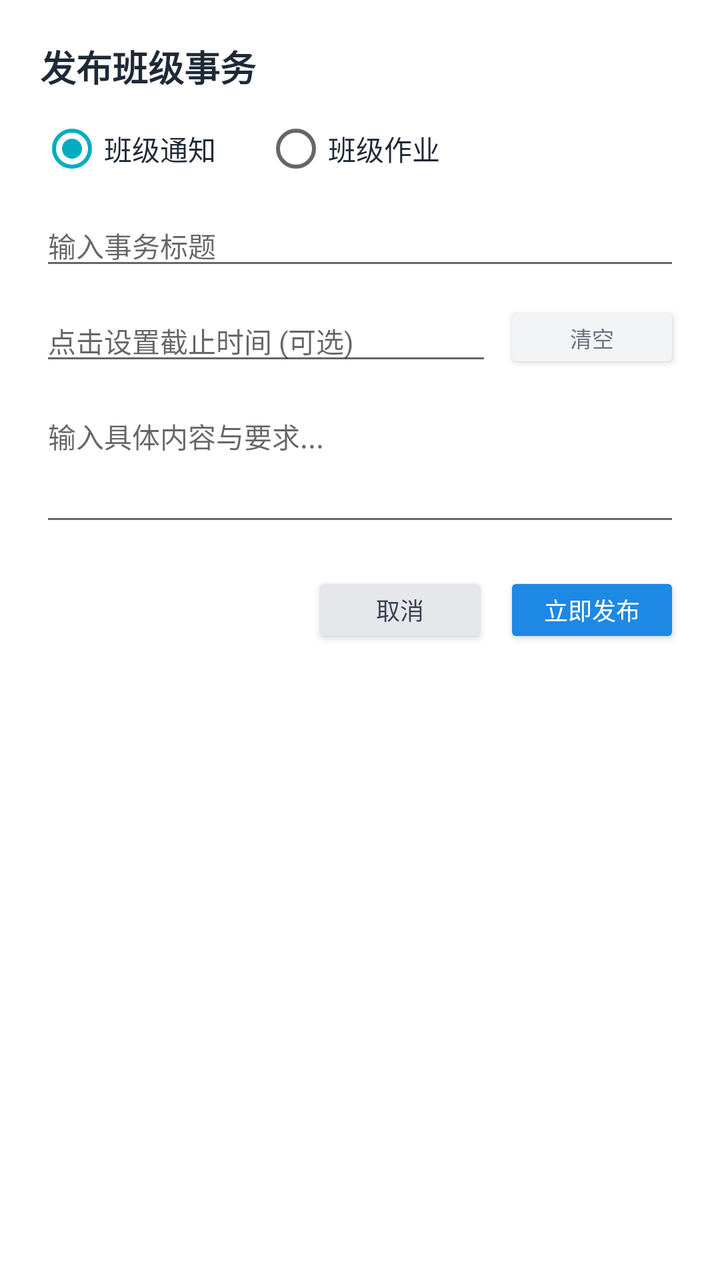
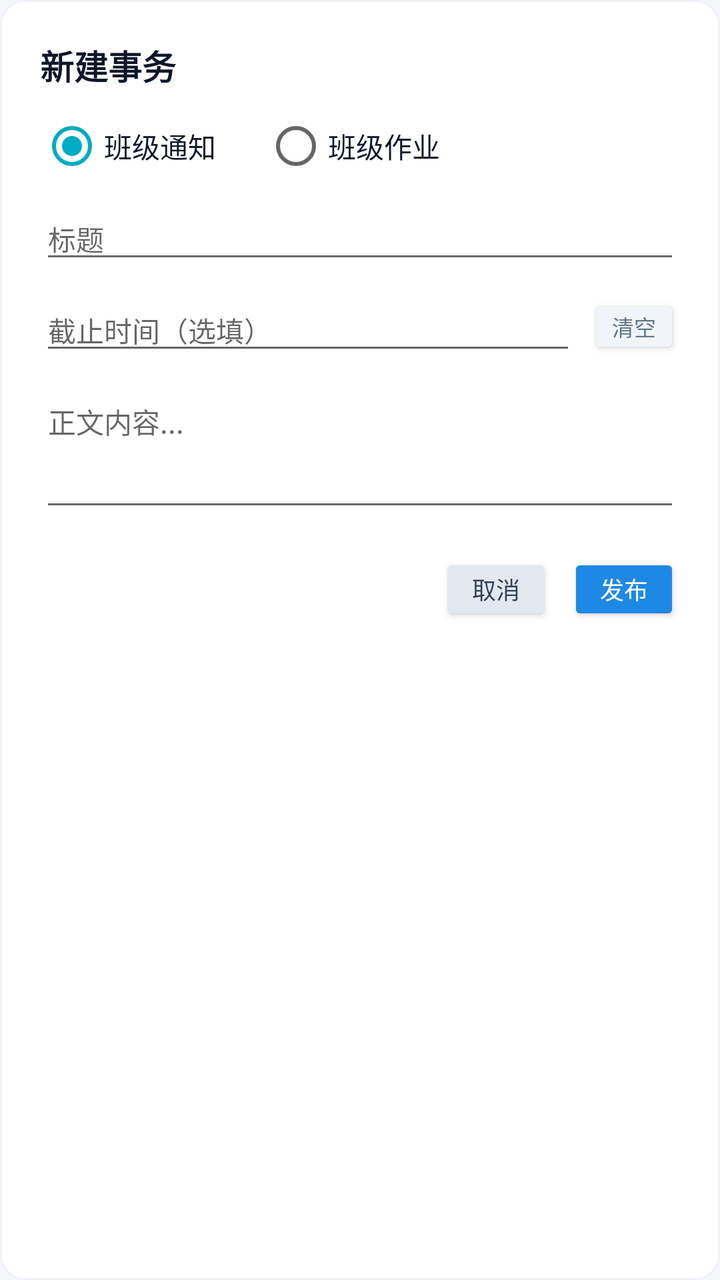

The first picture is an Android layout as it rendered before a commit; the second is the same layout after the commit. The layout source and the unified diff follow.
<!-- AndroidManifest.xml: application theme Theme.CampusChat -->
<!-- res/layout/dialog_publish_affair.xml -->
<?xml version="1.0" encoding="utf-8"?>
<LinearLayout
    xmlns:android="http://schemas.android.com/apk/res/android"
    android:layout_width="match_parent"
    android:layout_height="wrap_content"
    android:orientation="vertical"
    android:padding="20dp"
    android:background="#FFFFFF">

    <TextView
        android:id="@+id/tvDialogAffairTitle"
        android:layout_width="wrap_content"
        android:layout_height="wrap_content"
        android:text="发布班级事务"
        android:textColor="#1F2937"
        android:textSize="18sp"
        android:textStyle="bold" />

    <RadioGroup
        android:id="@+id/rgAffairType"
        android:layout_width="match_parent"
        android:layout_height="wrap_content"
        android:layout_marginTop="12dp"
        android:orientation="horizontal">

        <RadioButton
            android:id="@+id/rbTypeNotice"
            android:layout_width="wrap_content"
            android:layout_height="wrap_content"
            android:checked="true"
            android:text="班级通知"
            android:textColor="#1F2937"
            android:textSize="14sp" />

        <RadioButton
            android:id="@+id/rbTypeHomework"
            android:layout_width="wrap_content"
            android:layout_height="wrap_content"
            android:layout_marginStart="24dp"
            android:text="班级作业"
            android:textColor="#1F2937"
            android:textSize="14sp" />
    </RadioGroup>

    <EditText
        android:id="@+id/etAffairTitle"
        android:layout_width="match_parent"
        android:layout_height="wrap_content"
        android:layout_marginTop="12dp"
        android:hint="输入事务标题"
        android:textSize="14sp" />

    
    <LinearLayout
        android:layout_width="match_parent"
        android:layout_height="wrap_content"
        android:layout_marginTop="10dp"
        android:gravity="center_vertical"
        android:orientation="horizontal">

        <EditText
            android:id="@+id/etAffairDeadline"
            android:layout_width="0dp"
            android:layout_height="wrap_content"
            android:layout_weight="1"
            android:clickable="true"
            android:cursorVisible="false"
            android:focusable="false"
            android:hint="点击设置截止时间 (可选)"
            android:textSize="14sp" />

        <Button
            android:id="@+id/btnClearDeadline"
            android:layout_width="wrap_content"
            android:layout_height="36dp"
            android:layout_marginStart="6dp"
            android:backgroundTint="#F3F4F6"
            android:paddingStart="10dp"
            android:paddingEnd="10dp"
            android:text="清空"
            android:textColor="#6B7280"
            android:textSize="11sp" />
    </LinearLayout>

    <EditText
        android:id="@+id/etAffairContent"
        android:layout_width="match_parent"
        android:layout_height="wrap_content"
        android:layout_marginTop="10dp"
        android:gravity="top|start"
        android:hint="输入具体内容与要求..."
        android:minLines="3"
        android:textSize="14sp" />

    <LinearLayout
        android:layout_width="match_parent"
        android:layout_height="wrap_content"
        android:layout_marginTop="18dp"
        android:gravity="end"
        android:orientation="horizontal">

        <Button
            android:id="@+id/btnCancelAffair"
            android:layout_width="wrap_content"
            android:layout_height="38dp"
            android:layout_marginEnd="8dp"
            android:backgroundTint="#E5E7EB"
            android:text="取消"
            android:textColor="#374151"
            android:textSize="12sp" />

        <Button
            android:id="@+id/btnSubmitAffair"
            android:layout_width="wrap_content"
            android:layout_height="38dp"
            android:backgroundTint="#1E88E5"
            android:text="立即发布"
            android:textColor="#FFFFFF"
            android:textSize="12sp" />
    </LinearLayout>

</LinearLayout>
<!-- resources referenced by this layout -->
<resources>
  <style name="Theme.CampusChat" parent="Theme.AppCompat.Light.NoActionBar">
          
          <item name="colorPrimary">@color/brand_primary</item>
          <item name="colorPrimaryDark">@color/brand_primary_dark</item>
          <item name="colorAccent">@color/brand_accent</item>
  
          
          <item name="android:windowBackground">@color/app_background</item>
  
          
          <item name="android:statusBarColor">@color/white</item>
  
          
          <item name="android:windowLightStatusBar">true</item>
      </style>
  <color name="brand_primary">#1E88E5</color>
  <color name="brand_primary_dark">#1565C0</color>
  <color name="brand_accent">#00ACC1</color>
  <color name="app_background">#F4F6F9</color>
  <color name="white">#FFFFFFFF</color>
</resources>

<!-- the commit's change to res/layout/dialog_publish_affair.xml (unified diff, before → after) -->
@@ -1,19 +1,20 @@
 <?xml version="1.0" encoding="utf-8"?>
 <LinearLayout
     xmlns:android="http://schemas.android.com/apk/res/android"
+    xmlns:tools="http://schemas.android.com/tools"
     android:layout_width="match_parent"
     android:layout_height="wrap_content"
     android:orientation="vertical"
     android:padding="20dp"
-    android:background="#FFFFFF">
+    android:background="@drawable/bg_card_surface">
 
     <TextView
         android:id="@+id/tvDialogAffairTitle"
         android:layout_width="wrap_content"
         android:layout_height="wrap_content"
-        android:text="发布班级事务"
-        android:textColor="#1F2937"
-        android:textSize="18sp"
+        android:text="新建事务"
+        android:textColor="#0F172A"
+        android:textSize="17sp"
         android:textStyle="bold" />
 
     <RadioGroup
@@ -29,7 +30,7 @@
             android:layout_height="wrap_content"
             android:checked="true"
             android:text="班级通知"
-            android:textColor="#1F2937"
+            android:textColor="#0F172A"
             android:textSize="14sp" />
 
         <RadioButton
@@ -38,7 +39,7 @@
             android:layout_height="wrap_content"
             android:layout_marginStart="24dp"
             android:text="班级作业"
-            android:textColor="#1F2937"
+            android:textColor="#0F172A"
             android:textSize="14sp" />
     </RadioGroup>
 
@@ -46,15 +47,14 @@
         android:id="@+id/etAffairTitle"
         android:layout_width="match_parent"
         android:layout_height="wrap_content"
-        android:layout_marginTop="12dp"
-        android:hint="输入事务标题"
+        android:layout_marginTop="10dp"
+        android:hint="标题"
         android:textSize="14sp" />
 
-    
     <LinearLayout
         android:layout_width="match_parent"
         android:layout_height="wrap_content"
-        android:layout_marginTop="10dp"
+        android:layout_marginTop="8dp"
         android:gravity="center_vertical"
         android:orientation="horizontal">
 
@@ -66,57 +66,85 @@
             android:clickable="true"
             android:cursorVisible="false"
             android:focusable="false"
-            android:hint="点击设置截止时间 (可选)"
+            android:hint="截止时间（选填）"
             android:textSize="14sp" />
 
         <Button
             android:id="@+id/btnClearDeadline"
             android:layout_width="wrap_content"
-            android:layout_height="36dp"
+            android:layout_height="32dp"
             android:layout_marginStart="6dp"
-            android:backgroundTint="#F3F4F6"
-            android:paddingStart="10dp"
-            android:paddingEnd="10dp"
+            android:minWidth="0dp"
+            android:minHeight="0dp"
+            android:insetTop="0dp"
+            android:insetBottom="0dp"
+            android:paddingStart="12dp"
+            android:paddingTop="0dp"
+            android:paddingEnd="12dp"
+            android:paddingBottom="0dp"
+            android:gravity="center"
+            android:backgroundTint="#F1F5F9"
             android:text="清空"
-            android:textColor="#6B7280"
-            android:textSize="11sp" />
+            android:textColor="#64748B"
+            android:textSize="11sp"
+            tools:ignore="TouchTargetSizeCheck" />
     </LinearLayout>
 
     <EditText
         android:id="@+id/etAffairContent"
         android:layout_width="match_parent"
         android:layout_height="wrap_content"
-        android:layout_marginTop="10dp"
+        android:layout_marginTop="8dp"
         android:gravity="top|start"
-        android:hint="输入具体内容与要求..."
+        android:hint="正文内容..."
         android:minLines="3"
         android:textSize="14sp" />
 
     <LinearLayout
         android:layout_width="match_parent"
         android:layout_height="wrap_content"
-        android:layout_marginTop="18dp"
+        android:layout_marginTop="16dp"
         android:gravity="end"
         android:orientation="horizontal">
 
         <Button
             android:id="@+id/btnCancelAffair"
             android:layout_width="wrap_content"
-            android:layout_height="38dp"
+            android:layout_height="36dp"
             android:layout_marginEnd="8dp"
-            android:backgroundTint="#E5E7EB"
+            android:minWidth="0dp"
+            android:minHeight="0dp"
+            android:insetTop="0dp"
+            android:insetBottom="0dp"
+            android:paddingStart="16dp"
+            android:paddingTop="0dp"
+            android:paddingEnd="16dp"
+            android:paddingBottom="0dp"
+            android:gravity="center"
+            android:backgroundTint="#E2E8F0"
             android:text="取消"
-            android:textColor="#374151"
-            android:textSize="12sp" />
+            android:textColor="#334155"
+            android:textSize="12sp"
+            tools:ignore="TouchTargetSizeCheck" />
 
         <Button
             android:id="@+id/btnSubmitAffair"
             android:layout_width="wrap_content"
-            android:layout_height="38dp"
+            android:layout_height="36dp"
+            android:minWidth="0dp"
+            android:minHeight="0dp"
+            android:insetTop="0dp"
+            android:insetBottom="0dp"
+            android:paddingStart="16dp"
+            android:paddingTop="0dp"
+            android:paddingEnd="16dp"
+            android:paddingBottom="0dp"
+            android:gravity="center"
             android:backgroundTint="#1E88E5"
-            android:text="立即发布"
+            android:text="发布"
             android:textColor="#FFFFFF"
-            android:textSize="12sp" />
+            android:textSize="12sp"
+            tools:ignore="TouchTargetSizeCheck" />
     </LinearLayout>
 
 </LinearLayout>
<!-- resource entries referenced after the edit -->
@@ -1,5 +1,13 @@
 <!-- resources referenced by this layout -->
 <resources>
+  <!-- drawable bg_card_surface (drawable) -->
+  <?xml version="1.0" encoding="utf-8"?>
+  <shape xmlns:android="http://schemas.android.com/apk/res/android"
+      android:shape="rectangle">
+      <solid android:color="#FFFFFF" />
+      <stroke android:width="1dp" android:color="#EEF2F6" />
+      <corners android:radius="12dp" />
+  </shape>
   <style name="Theme.CampusChat" parent="Theme.AppCompat.Light.NoActionBar">
           
           <item name="colorPrimary">@color/brand_primary</item>
